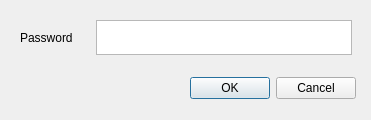
Old version of the form gui/ModeratorLogin.ui in the repository Howest-AdvMathProg/project-2021-Joren-vanGoethem.
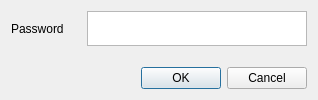
New version of the form.

What changed in the file:
```diff
--- a/gui/ModeratorLogin.ui
+++ b/gui/ModeratorLogin.ui
@@ -6,22 +6,27 @@
    <rect>
     <x>0</x>
     <y>0</y>
-    <width>371</width>
-    <height>120</height>
+    <width>318</width>
+    <height>100</height>
    </rect>
   </property>
+  <property name="minimumSize">
+   <size>
+    <width>185</width>
+    <height>95</height>
+   </size>
+  </property>
+  <property name="maximumSize">
+   <size>
+    <width>350</width>
+    <height>100</height>
+   </size>
+  </property>
   <property name="windowTitle">
    <string>Moderator Login</string>
   </property>
-  <widget class="QWidget" name="layoutWidget">
-   <property name="geometry">
-    <rect>
-     <x>20</x>
-     <y>20</y>
-     <width>336</width>
-     <height>79</height>
-    </rect>
-   </property>
+  <layout class="QVBoxLayout" name="verticalLayout">
+   <item>
    <layout class="QGridLayout" name="gridLayout_2">
     <item row="0" column="0">
      <layout class="QFormLayout" name="formLayout">
@@ -94,7 +99,8 @@
      </widget>
     </item>
    </layout>
-  </widget>
+   </item>
+  </layout>
  </widget>
  <resources/>
  <connections>
```
Lines whose indentation alone changed are shown as unchanged.
